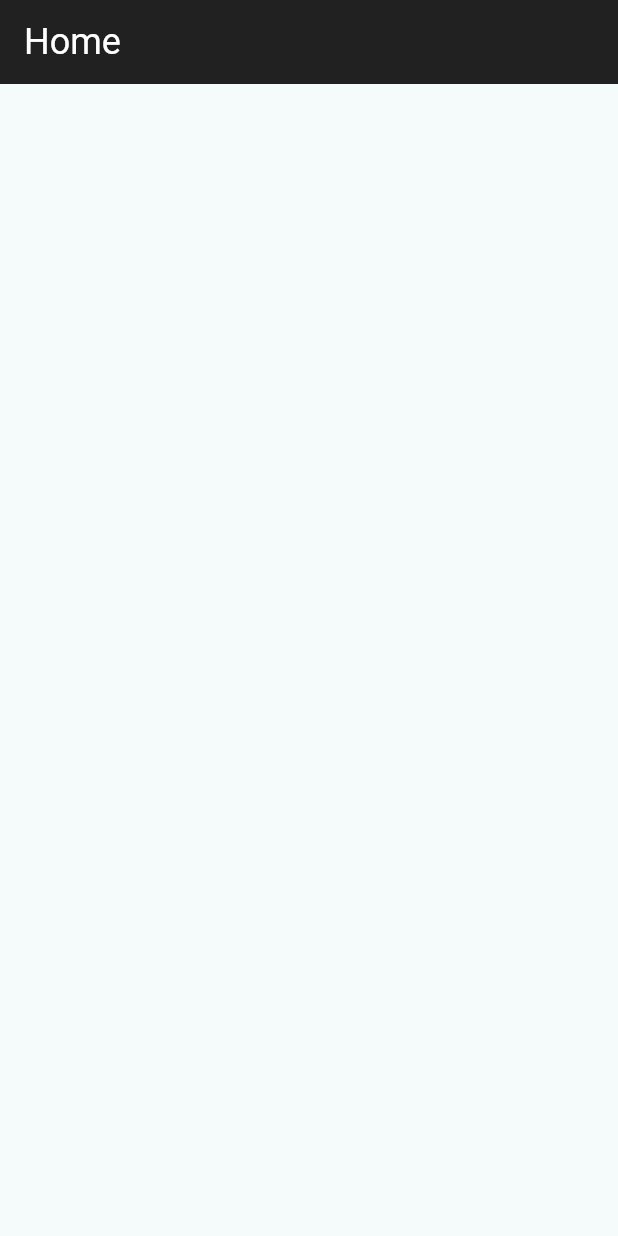
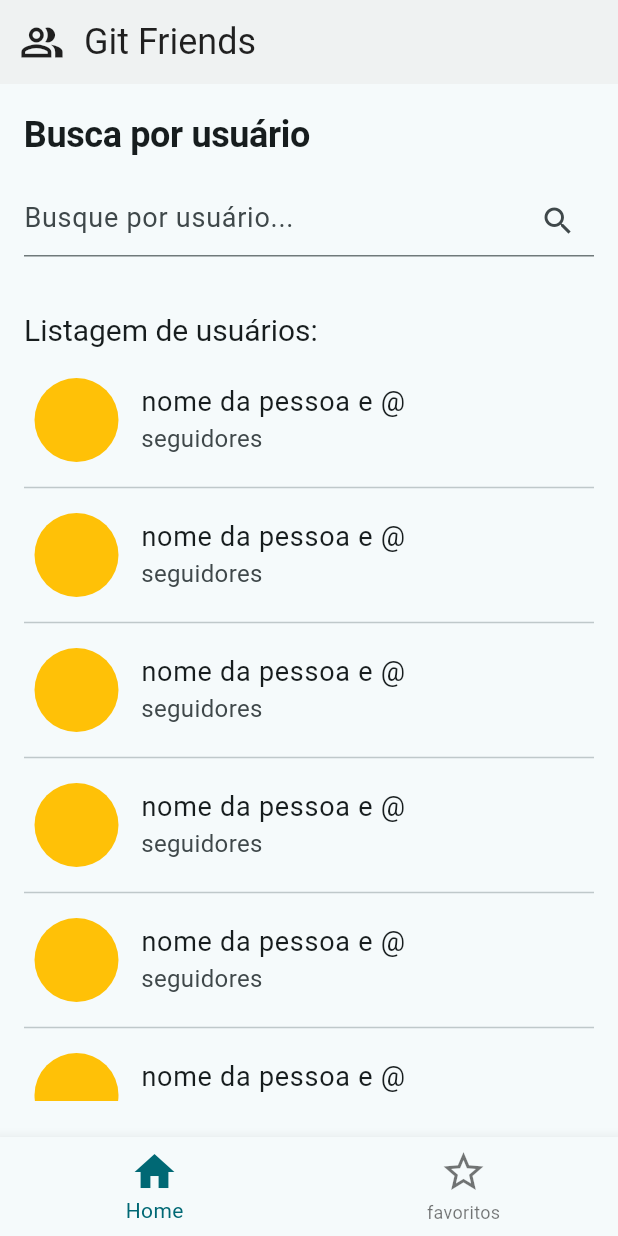
Before and after one commit to jhulyambrozini/git_friends_app, a Flutter app: the screen it shows after launch, on a phone screen of 412 x 824 dp. Run offline on Flutter 3.47's test engine with Material 3 defaults, Android fonts, the phone set to English and light mode, and no system bars; missing offline and left inert: auto_injector.

Commit message:
feat: estruturando layout

```diff
--- a/lib/app/views/page/Home/Home.dart
+++ /dev/null
@@ -1,13 +0,0 @@
-import 'package:flutter/material.dart';
-
-class HomePage extends StatelessWidget {
-  const HomePage({super.key});
-
-  @override
-  Widget build(BuildContext context) {
-    return Scaffold(
-        appBar: AppBar(
-      title: const Text('Home'),
-    ));
-  }
-}
--- /dev/null
+++ b/lib/app/views/page/home/home_page.dart
@@ -0,0 +1,56 @@
+import 'package:flutter/material.dart';
+import 'package:git_friend/app/views/page/favorites/favorites_page.dart';
+import 'package:git_friend/app/views/page/search_user/search_user_page.dart';
+
+class HomePage extends StatefulWidget {
+  const HomePage({super.key});
+
+  @override
+  State<HomePage> createState() => _HomePageState();
+}
+
+class _HomePageState extends State<HomePage> {
+  int _selectedIndex = 0;
+
+  static final List<Widget> _widgetOptions = [
+    const SearchUserPage(),
+    const Favoritespage(),
+  ];
+
+  void _onItemTapped(int index) {
+    setState(() {
+      _selectedIndex = index;
+    });
+  }
+
+  @override
+  Widget build(BuildContext context) {
+    final theme = Theme.of(context);
+    return Scaffold(
+        appBar: AppBar(
+          title: const Text('Git Friends'),
+          leading: const Icon(Icons.people_alt_outlined),
+          backgroundColor: theme.colorScheme.background,
+          elevation: 0.5,
+        ),
+        body: _widgetOptions.elementAt(_selectedIndex),
+        bottomNavigationBar: BottomNavigationBar(
+          currentIndex: _selectedIndex,
+          iconSize: 32,
+          type: BottomNavigationBarType.fixed,
+          onTap: _onItemTapped,
+          items: const [
+            BottomNavigationBarItem(
+              label: 'Home',
+              activeIcon: Icon(Icons.home),
+              icon: Icon(Icons.home_outlined),
+            ),
+            BottomNavigationBarItem(
+              label: 'favoritos',
+              activeIcon: Icon(Icons.star),
+              icon: Icon(Icons.star_border_outlined),
+            ),
+          ],
+        ));
+  }
+}
--- /dev/null
+++ b/lib/app/views/page/search_user/search_user_page.dart
@@ -0,0 +1,60 @@
+import 'package:flutter/material.dart';
+import 'package:git_friend/app/views/page/search_user/search_user_page_controller.dart';
+import 'package:git_friend/app/views/widgets/search_input_widget.dart';
+import 'package:git_friend/app/views/widgets/user_tile_widget.dart';
+import 'package:provider/provider.dart';
+
+class SearchUserPage extends StatelessWidget {
+  const SearchUserPage({super.key});
+
+  @override
+  Widget build(BuildContext context) {
+    final theme = Theme.of(context);
+
+    return ChangeNotifierProvider(
+      create: (_) => SearchUserPageController(),
+      child: SingleChildScrollView(
+        child: Column(
+          crossAxisAlignment: CrossAxisAlignment.start,
+          children: [
+            Padding(
+              padding: const EdgeInsets.only(top: 20, bottom: 20, left: 16),
+              child: Text(
+                'Busca por usuário',
+                style: theme.textTheme.displayLarge,
+              ),
+            ),
+            Consumer<SearchUserPageController>(
+                builder: (context, controller, _) {
+              return SearchInputWidget(
+                  onSearch: (value) => controller.setUserSearch(value));
+            }),
+            Padding(
+                padding: const EdgeInsets.only(
+                    left: 16, right: 16, top: 20, bottom: 12),
+                child: Consumer<SearchUserPageController>(
+                    builder: (context, controller, _) {
+                  return Text(
+                    'Listagem de usuários: ${controller.userSearch}',
+                    style: theme.textTheme.displayMedium,
+                  );
+                })),
+            SizedBox(
+              height: 98 * 5,
+              child: ListView.separated(
+                itemBuilder: (context, idx) => const UserTileWidget(),
+                itemCount: 6,
+                separatorBuilder: (_, __) => const Divider(
+                  endIndent: 16,
+                  height: 18,
+                  indent: 16,
+                  thickness: 1,
+                ),
+              ),
+            ),
+          ],
+        ),
+      ),
+    );
+  }
+}
--- /dev/null
+++ b/lib/app/views/page/search_user/search_user_page_controller.dart
@@ -0,0 +1,12 @@
+import 'package:flutter/material.dart';
+
+class SearchUserPageController with ChangeNotifier {
+  String _userSearch = '';
+
+  String get userSearch => _userSearch;
+
+  void setUserSearch(String search) {
+    _userSearch = search;
+    notifyListeners();
+  }
+}
--- /dev/null
+++ b/lib/app/views/widgets/search_input_widget.dart
@@ -0,0 +1,28 @@
+import 'package:flutter/material.dart';
+
+class SearchInputWidget extends StatelessWidget {
+  final void Function(String value) onSearch;
+
+  const SearchInputWidget({
+    required this.onSearch,
+    super.key,
+  });
+
+  @override
+  Widget build(BuildContext context) {
+    return Padding(
+      padding: const EdgeInsets.only(bottom: 18, left: 16, right: 16, top: 0),
+      child: TextField(
+        onChanged: onSearch,
+        decoration: const InputDecoration(
+          suffixIcon: Icon(Icons.search_outlined),
+          hintText: 'Busque por usuário...',
+          hintStyle: TextStyle(fontWeight: FontWeight.normal),
+          border: UnderlineInputBorder(
+            borderSide: BorderSide(strokeAlign: 23),
+          ),
+        ),
+      ),
+    );
+  }
+}
--- /dev/null
+++ b/lib/app/views/widgets/user_tile_widget.dart
@@ -0,0 +1,37 @@
+import 'package:flutter/material.dart';
+import 'package:git_friend/app/views/widgets/user_card_widget.dart';
+
+class UserTileWidget extends StatefulWidget {
+  const UserTileWidget({super.key});
+
+  @override
+  State<UserTileWidget> createState() => _UserTileWidgetState();
+}
+
+class _UserTileWidgetState extends State<UserTileWidget> {
+  Future<dynamic> userCard(BuildContext context, ThemeData theme) {
+    return showDialog(
+        context: context,
+        builder: (BuildContext context) {
+          return const UserCardWidget();
+        });
+  }
+
+  @override
+  Widget build(BuildContext context) {
+    final theme = Theme.of(context);
+
+    return ListTile(
+      leading: const CircleAvatar(
+        backgroundColor: Colors.amber,
+        maxRadius: 35,
+      ),
+      title: const Text('nome da pessoa e @'),
+      subtitle: const Text('seguidores'),
+      horizontalTitleGap: 8,
+      onTap: () {
+        userCard(context, theme);
+      },
+    );
+  }
+}
--- a/lib/git_friends.dart
+++ b/lib/git_friends.dart
@@ -1,5 +1,5 @@
 import 'package:flutter/material.dart';
-import 'package:git_friend/app/views/page/Home/Home.dart';
+import 'package:git_friend/app/views/page/home/home_page.dart';
 
 class GitFriends extends StatelessWidget {
   const GitFriends({super.key});
@@ -9,13 +9,14 @@ class GitFriends extends StatelessWidget {
     final colorScheme = ColorScheme.fromSeed(
       seedColor: Colors.white,
       // brightness: systemOverlayStyle,
-      // primary: Colors.white10,
-      onPrimary: Colors.black87,
-      // secondary: secondary,
+      // primary: Colors.deepPurple,
+      // onPrimary: Colors.black87,
+      secondary: Colors.amberAccent,
+      tertiary: Colors.blueAccent,
       // onSecondary: onSecondary,
       // error: error,
       // onError: onError,
-      // background: Colors.black12,
+      background: const Color.fromARGB(255, 245, 245, 245),
       // onBackground: onBackground,
       // surface: surface,
       // onSurface: onSurface,
@@ -26,14 +27,27 @@ class GitFriends extends StatelessWidget {
       home: const HomePage(),
       theme: ThemeData(
         appBarTheme: AppBarTheme(
-            backgroundColor: colorScheme.onPrimary,
-            // color: Colors.white,
-            titleTextStyle: const TextStyle(
-              color: Colors.white,
-              fontSize: 24,
-            )),
+          titleTextStyle: const TextStyle(
+            color: Colors.black87,
+            fontSize: 24,
+          ),
+          iconTheme: const IconThemeData(
+            size: 30,
+            color: Colors.black87,
+          ),
+          titleSpacing: 0,
+          backgroundColor: colorScheme.background,
+        ),
+        textTheme: const TextTheme(
+          displayLarge: TextStyle(fontSize: 24, fontWeight: FontWeight.bold),
+          displayMedium: TextStyle(fontSize: 20),
+          displaySmall: TextStyle(fontSize: 18, color: Colors.black54),
+          bodyLarge: TextStyle(fontSize: 18),
+          bodyMedium: TextStyle(fontSize: 16),
+          bodySmall: TextStyle(fontSize: 12),
+        ),
+        useMaterial3: true,
         colorScheme: colorScheme,
-        useMaterial3: true,
       ),
     );
   }
--- a/pubspec.yaml
+++ b/pubspec.yaml
@@ -1,5 +1,5 @@
 name: git_friend
-description: "A new Flutter project."
+description: 'A new Flutter project.'
 # The following line prevents the package from being accidentally published to
 # pub.dev using `flutter pub publish`. This is preferred for private packages.
 publish_to: 'none' # Remove this line if you wish to publish to pub.dev
@@ -30,7 +30,8 @@ environment:
 dependencies:
   flutter:
     sdk: flutter
-
+  auto_injector: ^2.0.2
+  provider: ^5.0.0
 
   # The following adds the Cupertino Icons font to your application.
   # Use with the CupertinoIcons class for iOS style icons.
@@ -52,7 +53,6 @@ dev_dependencies:
 
 # The following section is specific to Flutter packages.
 flutter:
-
   # The following line ensures that the Material Icons font is
   # included with your application, so that you can use the icons in
   # the material Icons class.
```
Also changed, not shown: lib/app/shared/dependency_injector.dart (added, +76 -0 lines), lib/app/shared/injects.dart (added, +15 -0 lines), lib/app/views/page/favorites/favorites_page.dart (added, +38 -0 lines), lib/app/views/widgets/user_card_widget.dart (added, +80 -0 lines), pubspec.lock.
